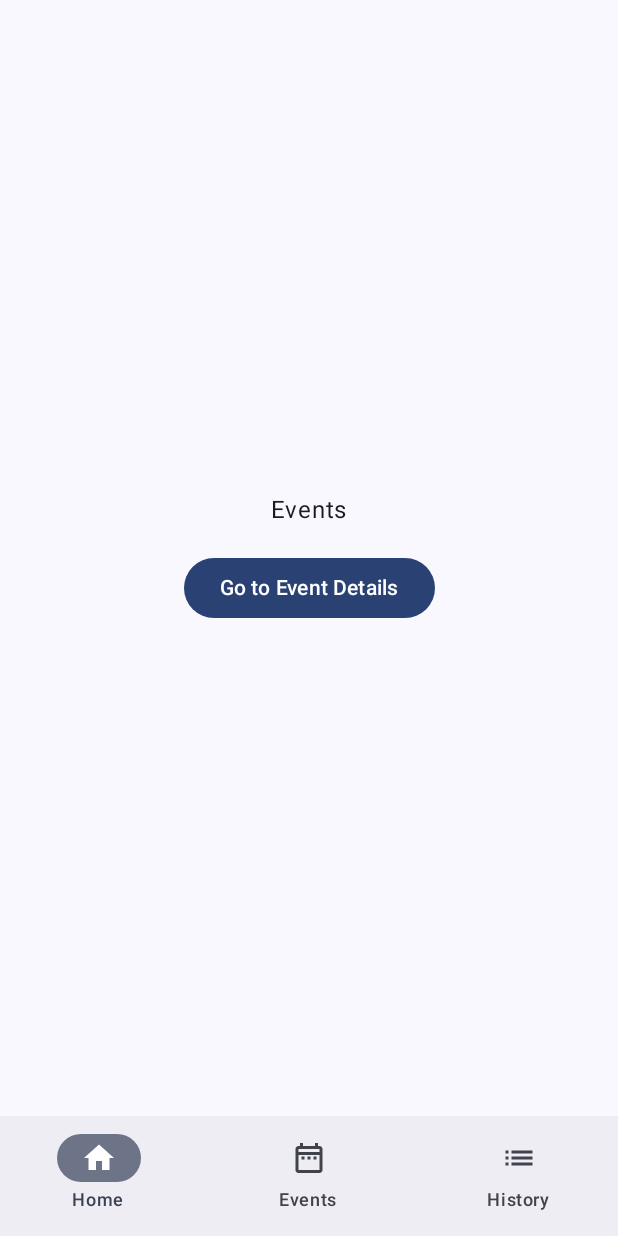
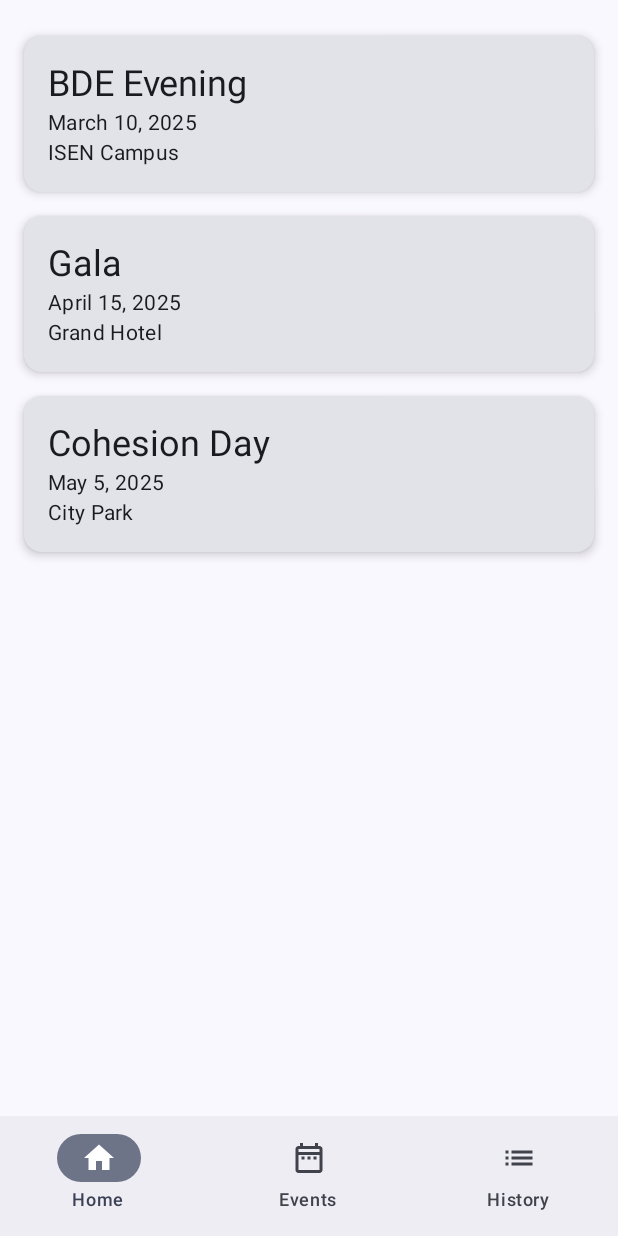
Before and after one commit to Epiiiix/ISENSmartCompanion, an Android app built with Jetpack Compose: the EventsScreen screen opened through its navigation route, on a phone screen of 412 x 824 dp. Run offline under Robolectric (Android 15) with nearby library versions, the phone set to English and light mode, and no system bars; 2 statements that could not run were skipped.

Commit message:
New: Events page & Details

```diff
--- /dev/null
+++ b/app/src/main/java/fr/isen/giusiano/isensmartcompanion/models/Event.kt
@@ -0,0 +1,12 @@
+package fr.isen.giusiano.isensmartcompanion.models
+
+import java.io.Serializable
+
+data class Event(
+    val id: Int,
+    val title: String,
+    val description: String,
+    val date: String,
+    val location: String,
+    val category: String
+) : Serializable
--- a/app/src/main/java/fr/isen/giusiano/isensmartcompanion/screens/EventsScreen.kt
+++ b/app/src/main/java/fr/isen/giusiano/isensmartcompanion/screens/EventsScreen.kt
@@ -1,38 +1,55 @@
 package fr.isen.giusiano.isensmartcompanion.screens
 
 import android.content.Intent
-import androidx.compose.foundation.layout.Arrangement
-import androidx.compose.foundation.layout.Column
-import androidx.compose.foundation.layout.Spacer
-import androidx.compose.foundation.layout.fillMaxSize
-import androidx.compose.foundation.layout.height
-import androidx.compose.material3.Button
-import androidx.compose.material3.Text
+import androidx.compose.foundation.clickable
+import androidx.compose.foundation.layout.*
+import androidx.compose.foundation.lazy.LazyColumn
+import androidx.compose.foundation.lazy.items
+import androidx.compose.material3.*
 import androidx.compose.runtime.Composable
-import androidx.compose.ui.Alignment
 import androidx.compose.ui.Modifier
 import androidx.compose.ui.platform.LocalContext
 import androidx.compose.ui.unit.dp
 import fr.isen.giusiano.isensmartcompanion.EventDetailActivity
+import fr.isen.giusiano.isensmartcompanion.models.Event
 
 @Composable
 fun EventsScreen() {
     val context = LocalContext.current
+    val events = listOf(
+        Event(1, "BDE Evening", "A fun evening organized by the BDE.", "March 10, 2025", "ISEN Campus", "Party"),
+        Event(2, "Gala", "Annual ISEN Gala with dinner and awards.", "April 15, 2025", "Grand Hotel", "Formal"),
+        Event(3, "Cohesion Day", "A day full of activities to strengthen bonds.", "May 5, 2025", "City Park", "Team Building")
+    )
 
-    Column(
+    LazyColumn(
         modifier = Modifier.fillMaxSize(),
-        verticalArrangement = Arrangement.Center,
-        horizontalAlignment = Alignment.CenterHorizontally
+        contentPadding = PaddingValues(16.dp)
     ) {
-        Text(text = "Events")
-
-        Spacer(modifier = Modifier.height(16.dp))
-
-        Button(onClick = {
-            val intent = Intent(context, EventDetailActivity::class.java)
-            context.startActivity(intent)
-        }) {
-            Text("Go to Event Details")
+        items(events) { event ->
+            EventItem(event) {
+                val intent = Intent(context, EventDetailActivity::class.java).apply {
+                    putExtra("event", event)
+                }
+                context.startActivity(intent)
+            }
         }
     }
 }
+
+@Composable
+fun EventItem(event: Event, onClick: () -> Unit) {
+    Card(
+        modifier = Modifier
+            .fillMaxWidth()
+            .padding(vertical = 8.dp)
+            .clickable { onClick() },
+        elevation = CardDefaults.cardElevation(defaultElevation = 4.dp)
+    ) {
+        Column(modifier = Modifier.padding(16.dp)) {
+            Text(text = event.title, style = MaterialTheme.typography.headlineSmall)
+            Text(text = event.date, style = MaterialTheme.typography.bodyMedium)
+            Text(text = event.location, style = MaterialTheme.typography.bodyMedium)
+        }
+    }
+}
```
Also changed, not shown: app/src/main/java/fr/isen/giusiano/isensmartcompanion/screens/EventDetailsActivity.kt (+27 -15 lines).
